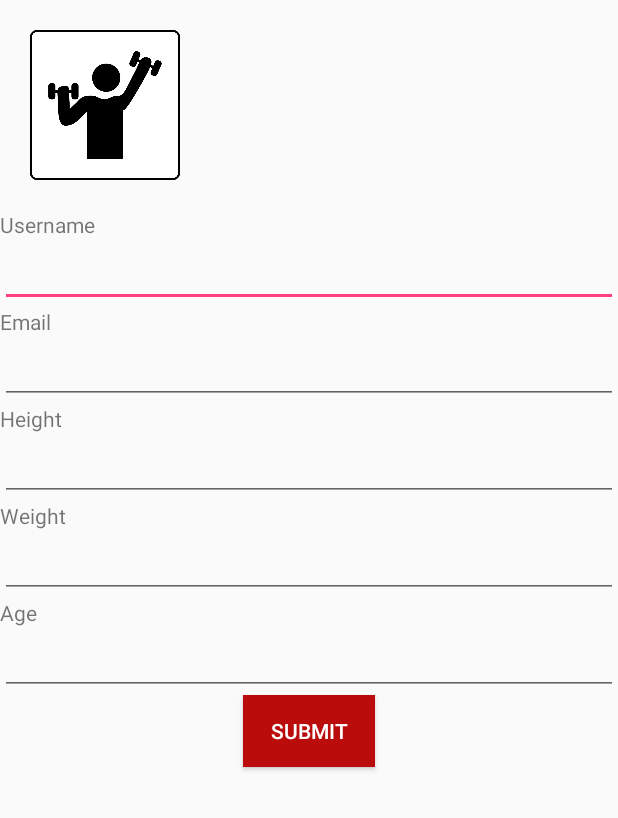
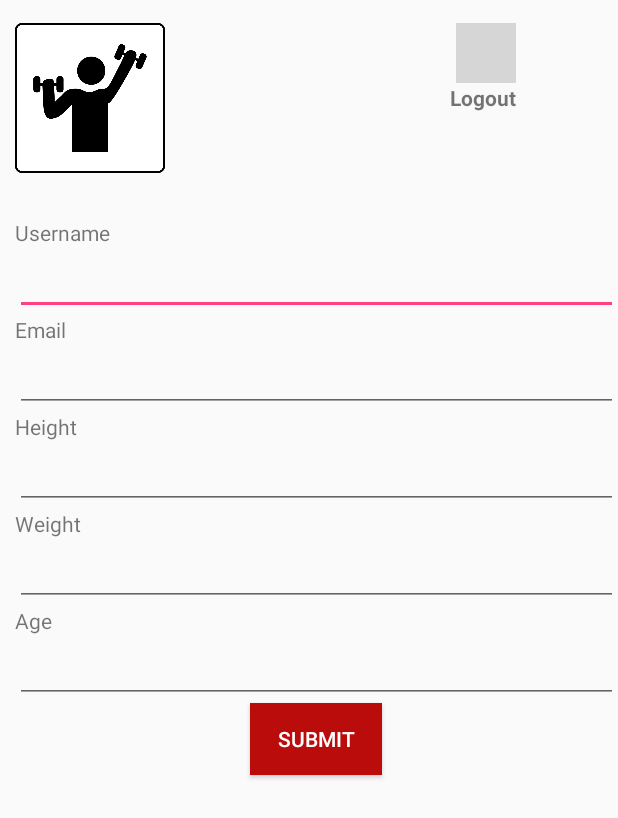
Before and after one commit to vkalokyri/BeatMyRun, an Android app: the layout personal_info.xml on its own in the app's theme, with its tools: preview values and no code run, on a phone screen of 412 x 824 dp. Shown: the top 818 px of the screen. Run offline under Robolectric (Android 15) with nearby library versions, the phone set to English and light mode, and no system bars; grey boxes are pictures that could not be loaded.

Commit message:
Logout fixed

```diff
--- a/HelloWorld/app/src/main/res/layout/personal_info.xml
+++ b/HelloWorld/app/src/main/res/layout/personal_info.xml
@@ -1,30 +1,59 @@
 <?xml version="1.0" encoding="utf-8"?>
 <LinearLayout xmlns:android="http://schemas.android.com/apk/res/android"
     android:orientation="vertical" android:layout_width="match_parent"
-    android:layout_height="match_parent"
+    android:layout_height="match_parent" android:layout_marginLeft="10dp"
     android:weightSum="1">
-
+    <LinearLayout
+        android:layout_width="wrap_content"
+        android:layout_height="wrap_content" android:layout_gravity="left" android:orientation="horizontal"
+        android:layout_marginTop="15dp" android:paddingBottom="30dp">
     <ImageView
-        android:id="@+id/logoImage"
+        android:id="@+id/personId"
         android:layout_width="100dp"
         android:layout_height="100dp"
         android:src="@drawable/person"
-        android:layout_margin="20dp"/>
+        android:layout_gravity="right"/>
 
+
+    <LinearLayout
+        android:layout_width="wrap_content"
+        android:layout_height="wrap_content" android:layout_gravity="right" android:orientation="vertical"
+        android:layout_marginRight="10dp" android:layout_marginLeft="190dp" android:layout_marginTop="10dp" android:paddingBottom="10dp">
+
+        <ImageButton
+            android:id="@+id/logoutId"
+            android:layout_width="40dp"
+            android:layout_height="40dp"
+            android:background="@drawable/logout"
+            android:layout_gravity="right"
+            android:clickable="true"/>
 
         <TextView android:layout_height="wrap_content"
             android:layout_width="wrap_content"
-            android:text="Username"></TextView>
+            android:text="Logout"
+            android:layout_gravity="right"
+            android:textStyle="bold"
+            android:id="@+id/logoutText"></TextView>
+    </LinearLayout>
+
+    </LinearLayout>
+
+
+
+    <TextView android:layout_height="wrap_content"
+            android:layout_width="wrap_content"
+            android:text="Username">
+        </TextView>
         <EditText
             android:layout_height="wrap_content"
             android:layout_width="fill_parent"
-            android:id="@+id/username"
+            android:id="@+id/usernameField"
             android:textStyle="normal"
             android:singleLine="true"
             android:inputType="text">
         </EditText>
 
-    <TextView android:layout_height="wrap_content"
+        <TextView android:layout_height="wrap_content"
         android:layout_width="wrap_content"
         android:text="Email"></TextView>
 
@@ -34,7 +63,7 @@
             android:layout_height="wrap_content"
             android:inputType="textEmailAddress" />
 
-    <TextView android:layout_height="wrap_content"
+         <TextView android:layout_height="wrap_content"
         android:layout_width="wrap_content"
         android:text="Height"></TextView>
 
```
